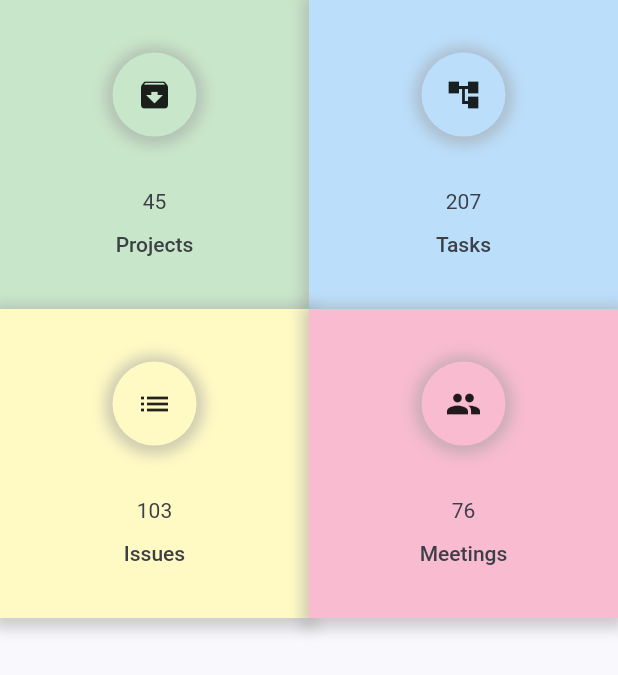
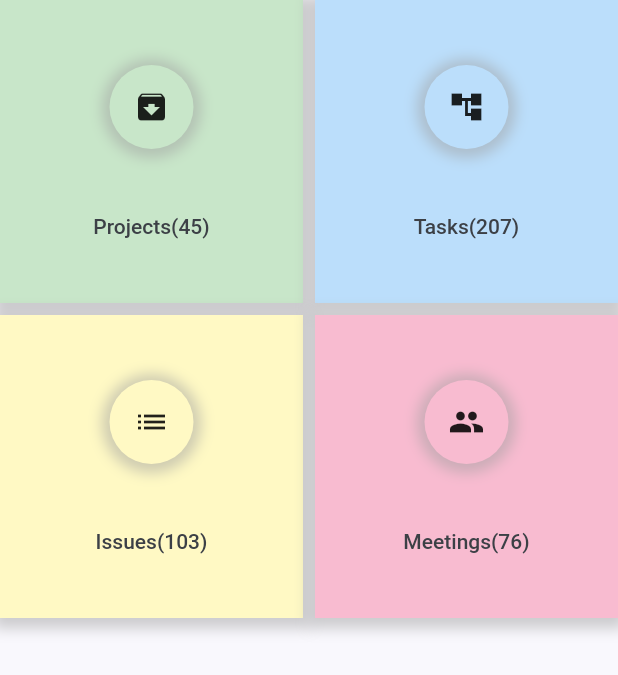
Before and after one commit to tee-jaay/stsks, a Flutter app: the StatCardsGrid screen opened directly, on a phone screen of 412 x 824 dp. Shown: the top 675 px of the screen. Run offline on Flutter 3.47's test engine with Material 2 defaults, Android fonts, the phone set to English and light mode, and no system bars; our stand-ins replace animated_text_kit, date_format; missing offline and left inert: draw_graph, graphic.

Commit message:
space among cards grid

```diff
--- a/lib/screens/dashboard/inc/stat_card.dart
+++ b/lib/screens/dashboard/inc/stat_card.dart
@@ -58,14 +58,7 @@ class StatCard extends StatelessWidget {
           ),
           const Spacer(),
           Text(
-            count,
-            style: Theme.of(context).textTheme.bodyText2,
-          ),
-          const SizedBox(
-            height: stDefaultSpace * 0.8,
-          ),
-          Text(
-            name,
+            "$name($count)",
             style: Theme.of(context).textTheme.bodyText1,
           ),
           const Spacer(),
--- a/lib/screens/dashboard/inc/stat_cards_grid.dart
+++ b/lib/screens/dashboard/inc/stat_cards_grid.dart
@@ -10,6 +10,8 @@ class StatCardsGrid extends StatelessWidget {
     return Scaffold(
       body: GridView.count(
         crossAxisCount: 2,
+        crossAxisSpacing: 8.0,
+        mainAxisSpacing: 8.0,
         children: List.generate(
             dashboardStats.length, (index) {
           return StatCard(
```
Also changed, not shown: lib/screens/dashboard/inc/stat_cards.dart (deleted, +0 -71 lines).
